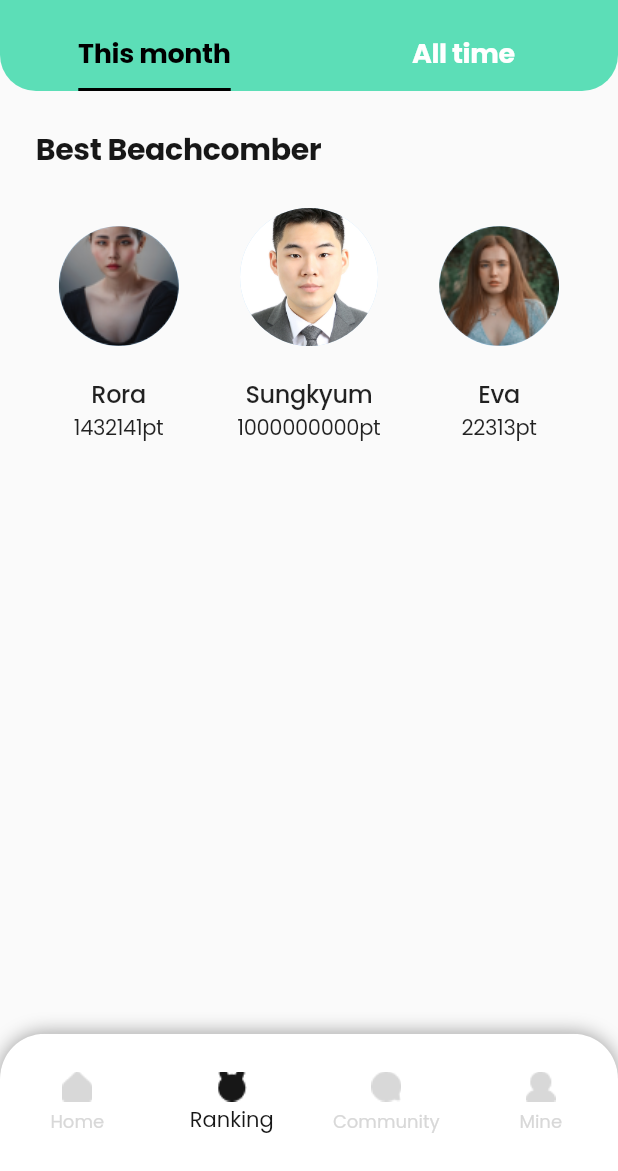
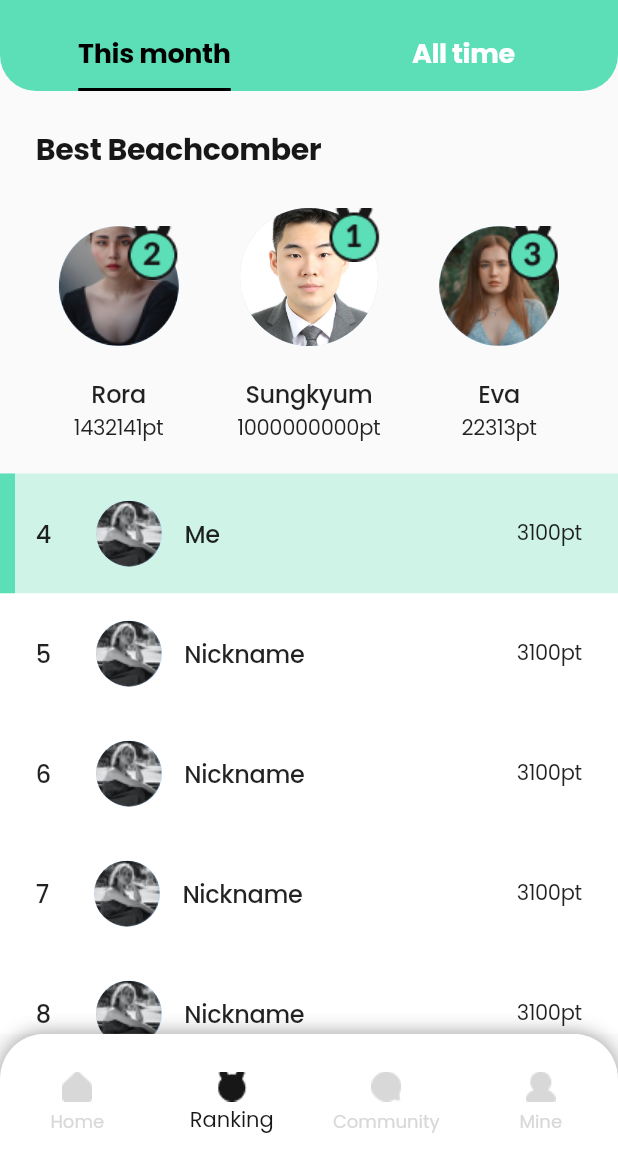
Before and after one commit to Beach-Combine/Mobile, a Flutter app: the screen it shows after launch, item 2 of the bottom bar chosen, on a phone screen of 412 x 824 dp, the part 65-1236 px from its top. Run offline on Flutter 3.47's test engine with Material 2 defaults, Android fonts, the phone set to English and light mode, and no system bars; our stand-ins replace gap, get, google_fonts, google_maps_flutter.

Commit message:
feat:먼슬리 랭킹 페이지, 올타임 랭킹 페이지 구현

```diff
--- a/lib/screens/Ranking/all_time_ranking_screen.dart
+++ b/lib/screens/Ranking/all_time_ranking_screen.dart
@@ -0,0 +1,35 @@
+import 'package:beach_combine/utils/app_style.dart';
+import 'package:beach_combine/widgets/ranking_card.dart';
+import 'package:flutter/material.dart';
+import 'package:gap/gap.dart';
+
+class AllTimeRankingScreen extends StatelessWidget {
+  const AllTimeRankingScreen({super.key});
+
+  @override
+  Widget build(BuildContext context) {
+    return Scaffold(
+      backgroundColor: Styles.whiteColor,
+      body: Column(
+        children: [
+          Expanded(
+            child: ListView.builder(
+                padding: EdgeInsets.only(top: 50),
+                shrinkWrap: true,
+                itemCount: 30,
+                itemBuilder: ((context, index) {
+                  final isMe = index == 5 ? true : false;
+                  final name = index == 5 ? "Me" : "Nickname";
+                  return RankingCard(
+                      nickname: name,
+                      isMe: isMe,
+                      path: 'assets/images/person4.png',
+                      point: 3100,
+                      index: index + 1);
+                })),
+          ),
+        ],
+      ),
+    );
+  }
+}
--- a/lib/screens/Ranking/month_ranking_screen.dart
+++ b/lib/screens/Ranking/month_ranking_screen.dart
@@ -1,9 +1,8 @@
 import 'package:beach_combine/utils/app_style.dart';
+import 'package:beach_combine/widgets/ranking_card.dart';
 import 'package:beach_combine/widgets/top_ranker_card.dart';
 import 'package:flutter/material.dart';
 import 'package:gap/gap.dart';
-import 'package:get/get_connect/http/src/utils/utils.dart';
-import 'package:google_fonts/google_fonts.dart';
 
 class MonthRankingScreen extends StatelessWidget {
   const MonthRankingScreen({super.key});
@@ -30,19 +29,40 @@ class MonthRankingScreen extends StatelessWidget {
                     width: 40,
                     rankerPath: 'assets/images/person1.png',
                     nickname: "Rora",
-                      point: 1432141),
+                    point: 1432141,
+                    rank: 2,
+                  ),
                   TopRankerCard(
                     width: 46,
                     rankerPath: 'assets/images/sungkyum.jpg',
                     nickname: "Sungkyum",
-                      point: 1000000000),
+                    point: 1000000000,
+                    rank: 1,
+                  ),
                   TopRankerCard(
                     width: 40,
                     rankerPath: 'assets/images/person3.png',
                     nickname: "Eva",
-                      point: 22313),
+                    point: 22313,
+                    rank: 3,
+                  ),
                 ],
               ),
+              Gap(20),
+              ListView.builder(
+                  physics: NeverScrollableScrollPhysics(),
+                  shrinkWrap: true,
+                  itemCount: 30,
+                  itemBuilder: ((context, index) {
+                    final isMe = index == 0 ? true : false;
+                    final name = index == 0 ? "Me" : "Nickname";
+                    return RankingCard(
+                        nickname: name,
+                        isMe: isMe,
+                        path: 'assets/images/person4.png',
+                        point: 3100,
+                        index: index + 4);
+                  }))
             ],
           ),
         ),
--- a/lib/screens/Ranking/ranking_screen.dart
+++ b/lib/screens/Ranking/ranking_screen.dart
@@ -1,3 +1,4 @@
+import 'package:beach_combine/screens/Ranking/all_time_ranking_screen.dart';
 import 'package:beach_combine/screens/Ranking/month_ranking_screen.dart';
 import 'package:beach_combine/utils/app_style.dart';
 import 'package:flutter/material.dart';
@@ -40,9 +41,7 @@ class RankingScreen extends StatelessWidget {
           body: TabBarView(
             children: [
               MonthRankingScreen(),
-              Center(
-                child: Text('All time'),
-              ),
+              AllTimeRankingScreen(),
             ],
           )),
     );
--- a/lib/utils/app_style.dart
+++ b/lib/utils/app_style.dart
@@ -52,4 +52,16 @@ class Styles {
       fontWeight: FontWeight.w500,
       height: 1.5,
       letterSpacing: -0.24);
+  static TextStyle number1Text = TextStyle(
+      fontFamily: 'SpoqaHanSansNeo',
+      fontSize: 36,
+      fontWeight: FontWeight.w700,
+      height: 1.5,
+      letterSpacing: -0.24);
+  static TextStyle number2Text = TextStyle(
+      fontFamily: 'SpoqaHanSansNeo',
+      fontSize: 20,
+      fontWeight: FontWeight.w700,
+      height: 1.5,
+      letterSpacing: -0.24);
 }
--- /dev/null
+++ b/lib/utils/point_checker.dart
@@ -0,0 +1 @@
+class PointChecker {}
--- a/lib/widgets/ranking_card.dart
+++ b/lib/widgets/ranking_card.dart
@@ -1,5 +1,6 @@
 import 'package:beach_combine/utils/app_style.dart';
 import 'package:flutter/material.dart';
+import 'package:gap/gap.dart';
 
 class RankingCard extends StatelessWidget {
   final bool isMe;
@@ -19,8 +20,13 @@ class RankingCard extends StatelessWidget {
   @override
   Widget build(BuildContext context) {
     return Container(
+      color: isMe ? Color(0x445CDEB7) : Styles.whiteColor,
       width: double.infinity,
       height: 80,
+      child: Stack(children: [
+        Center(
+          child: Padding(
+            padding: const EdgeInsets.only(left: 24, right: 24),
             child: Row(
               mainAxisAlignment: MainAxisAlignment.center,
               children: [
@@ -28,11 +34,16 @@ class RankingCard extends StatelessWidget {
                   '$index',
                   style: Styles.body12Text,
                 ),
+                Gap(30),
                 CircleAvatar(
                   radius: 22,
                   backgroundImage: AssetImage(path),
                 ),
-          Text('$nickname'),
+                Gap(15),
+                Text(
+                  '$nickname',
+                  style: Styles.body12Text,
+                ),
                 Spacer(),
                 Text(
                   '${point}pt',
@@ -40,6 +51,16 @@ class RankingCard extends StatelessWidget {
                 )
               ],
             ),
+          ),
+        ),
+        isMe
+            ? Container(
+                color: Styles.primaryColor,
+                height: 80,
+                width: 10,
+              )
+            : Gap(0)
+      ]),
     );
   }
 }
--- a/lib/widgets/top_ranker_card.dart
+++ b/lib/widgets/top_ranker_card.dart
@@ -8,17 +8,20 @@ class TopRankerCard extends StatelessWidget {
   final String rankerPath;
   final String nickname;
   final int point;
+  final int rank;
 
   const TopRankerCard(
       {super.key,
       required this.width,
       required this.rankerPath,
       required this.nickname,
-      required this.point});
+      required this.point,
+      required this.rank});
 
   @override
   Widget build(BuildContext context) {
-    return Column(
+    return Stack(children: [
+      Column(
         children: [
           CircleAvatar(
             radius: width,
@@ -34,6 +37,9 @@ class TopRankerCard extends StatelessWidget {
             style: Styles.body21Text,
           ),
         ],
-    );
+      ),
+      Positioned(
+          right: 0, child: Image.asset('assets/icons/ranking_${rank}.png')),
+    ]);
   }
 }
```
Also changed, not shown: pubspec.yaml (+9 -6 lines), assets/icons/ranking_1.png (added), assets/icons/ranking_2.png (added), assets/icons/ranking_3.png (added), assets/images/person4.png (added), 5 other files. Lines whose indentation alone changed are shown as unchanged.
